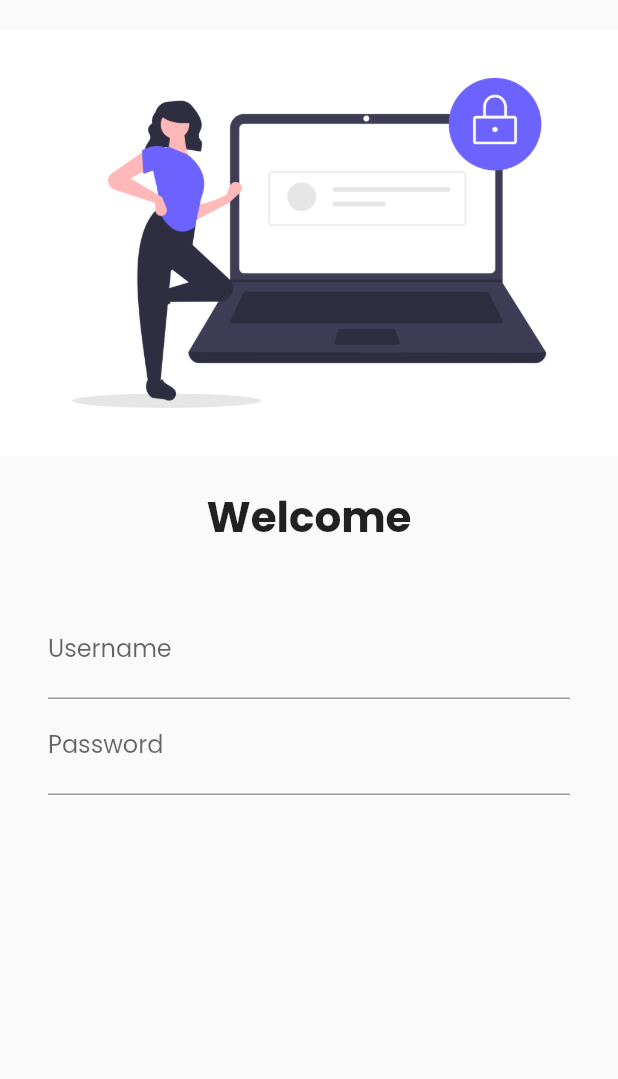
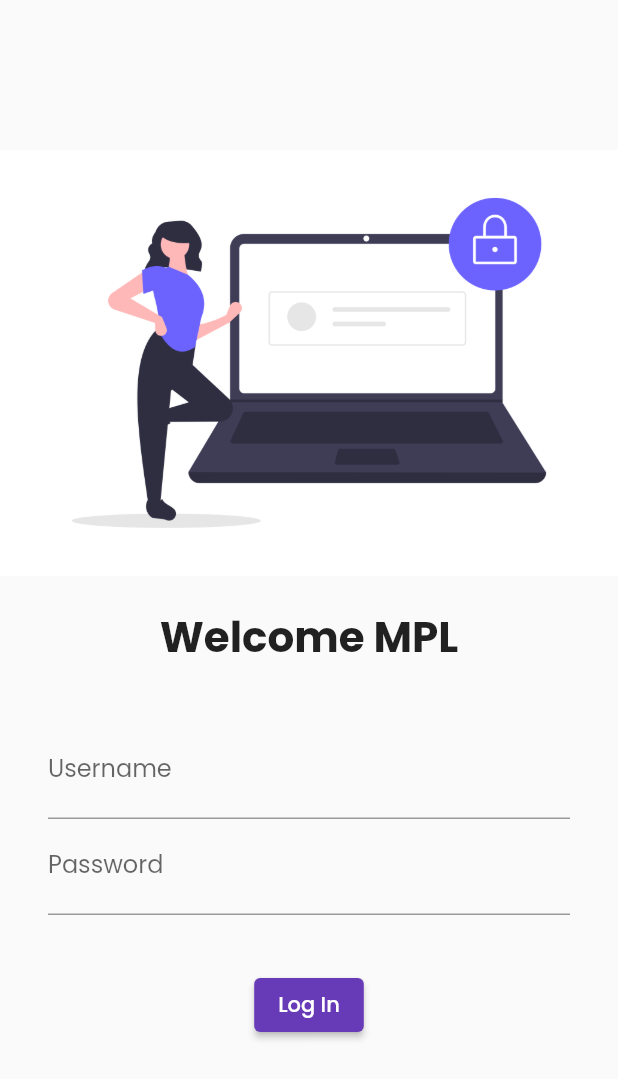
Before and after one commit to subeeshsudhakaran/LearnFlutter, a Flutter app: the screen it shows after launch, on a phone screen of 412 x 824 dp. Shown: the top 1079 px of the screen. Run offline on Flutter 3.47's test engine with Material 2 defaults, Android fonts, the phone set to English and light mode, and no system bars; our stand-ins replace google_fonts.

Commit message:
Learned Elvated Button, and on press print

```diff
--- a/my_app/lib/screens/login.dart
+++ b/my_app/lib/screens/login.dart
@@ -7,7 +7,7 @@ class Login extends StatelessWidget {
       child: Column(
         children: [
           const SizedBox(
-            height: 20.0,
+            height: 100.0,
           ),
           Image.asset(
             "assets/images/logIn.png",
@@ -17,7 +17,7 @@ class Login extends StatelessWidget {
             height: 20.0,
           ),
           const Text(
-            "Welcome",
+            "Welcome MPL",
             style: TextStyle(
               fontSize: 28,
               fontWeight: FontWeight.bold,
@@ -50,6 +50,13 @@ class Login extends StatelessWidget {
           const SizedBox(
             height: 20.0,
           ),
+          ElevatedButton(
+            child: Text("Log In"),
+            style: TextButton.styleFrom(),
+            onPressed: () {
+              print("Welcome to MPL");
+            },
+          )
         ],
       ),
     );
```
